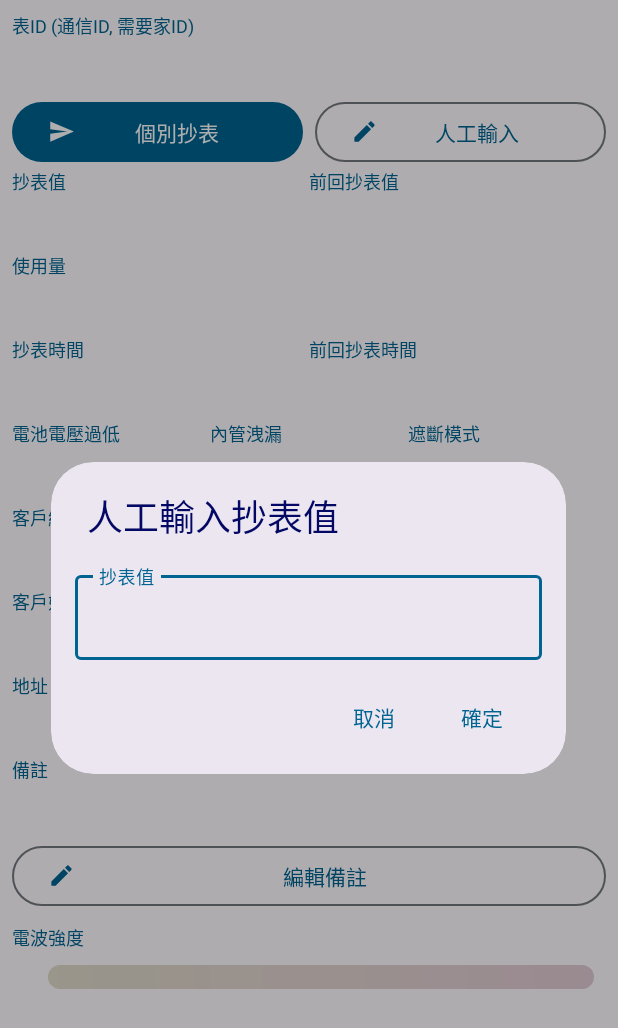
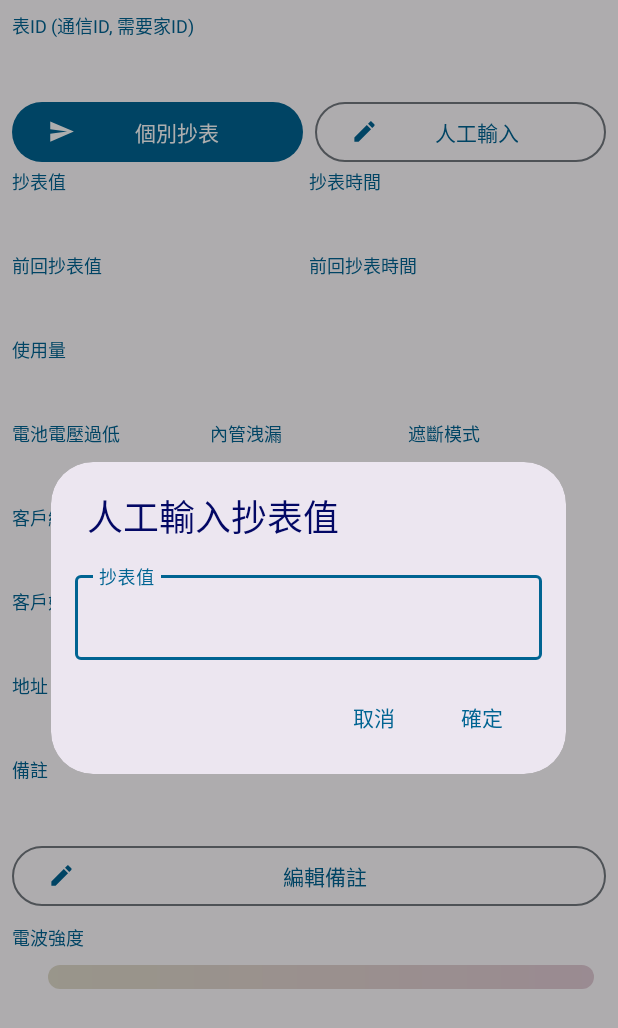
Before and after one commit to wkai2573/wi_android_GasMater, an Android app: the fragment MeterInfoFragment shown on its own in the app's theme, after a tap on "人工輸入", on a phone screen of 412 x 824 dp. Shown: the top 1028 px of the screen. Run offline under Robolectric (Android 15) with nearby library versions, the phone set to English and light mode, and no system bars.

Commit message:
feat: 移除黑暗模式 & 優化Android10支援

```diff
--- a/app/src/main/java/com/wavein/gasmeter/ui/bluetooth/BtDialogFragment.kt
+++ b/app/src/main/java/com/wavein/gasmeter/ui/bluetooth/BtDialogFragment.kt
@@ -190,7 +190,7 @@
 
 			ScanState.Error -> {
 				blVM.scanStateFlow.value = ScanState.Idle
-				Toast.makeText(requireActivity(), "掃描失敗", Toast.LENGTH_SHORT).show()
+				Toast.makeText(requireActivity(), "掃描失敗，請從設定→藍牙→手動配對設備", Toast.LENGTH_SHORT).show()
 			}
 		}
 	}
--- a/app/src/main/java/com/wavein/gasmeter/ui/meterwork/row/MeterInfoFragment.kt
+++ b/app/src/main/java/com/wavein/gasmeter/ui/meterwork/row/MeterInfoFragment.kt
@@ -7,7 +7,6 @@
 import android.view.LayoutInflater
 import android.view.View
 import android.view.ViewGroup
-import android.view.inputmethod.EditorInfo
 import androidx.fragment.app.Fragment
 import androidx.fragment.app.activityViewModels
 import androidx.lifecycle.Lifecycle
@@ -107,7 +106,7 @@
 			val inputLayoutBinding = InputLayoutBinding.inflate(LayoutInflater.from(requireContext()))
 			val inputLayout = inputLayoutBinding.textInput.apply {
 				hint = "抄表值"
-				editText?.inputType = InputType.TYPE_CLASS_NUMBER or InputType.TYPE_NUMBER_VARIATION_NORMAL
+				editText?.inputType = InputType.TYPE_CLASS_NUMBER or InputType.TYPE_NUMBER_FLAG_DECIMAL
 			}
 
 			MaterialAlertDialogBuilder(requireContext())
--- a/app/src/main/java/com/wavein/gasmeter/ui/setting/SettingFragment.kt
+++ b/app/src/main/java/com/wavein/gasmeter/ui/setting/SettingFragment.kt
@@ -393,7 +393,6 @@
 	} else {
 		arrayOf(
 			Manifest.permission.ACCESS_FINE_LOCATION,
-			Manifest.permission.MANAGE_DOCUMENTS
 		)
 	}
 
--- /dev/null
+++ b/app/src/main/res/drawable/ic_refresh_24.xml
@@ -0,0 +1,5 @@
+<vector android:height="24dp" android:tint="#000000"
+    android:viewportHeight="24" android:viewportWidth="24"
+    android:width="24dp" xmlns:android="http://schemas.android.com/apk/res/android">
+    <path android:fillColor="@android:color/white" android:pathData="M17.65,6.35C16.2,4.9 14.21,4 12,4c-4.42,0 -7.99,3.58 -7.99,8s3.57,8 7.99,8c3.73,0 6.84,-2.55 7.73,-6h-2.08c-0.82,2.33 -3.04,4 -5.65,4 -3.31,0 -6,-2.69 -6,-6s2.69,-6 6,-6c1.66,0 3.14,0.69 4.22,1.78L13,11h7V4l-2.35,2.35z"/>
+</vector>
--- a/app/src/main/res/layout/fragment_meter_info.xml
+++ b/app/src/main/res/layout/fragment_meter_info.xml
@@ -54,29 +54,23 @@
         app:title="抄表值" />
 
       <com.wavein.gasmeter.ui.component.Field
-        android:id="@+id/field_lastMeterDegree"
+        android:id="@+id/field_meterReadTime"
         android:layout_width="0dp"
         android:layout_height="wrap_content"
         android:layout_weight="1"
-        app:title="前回抄表值" />
+        app:title="抄表時間" />
     </LinearLayout>
-
-    <com.wavein.gasmeter.ui.component.Field
-      android:id="@+id/field_degreesUsed"
-      android:layout_width="wrap_content"
-      android:layout_height="wrap_content"
-      app:title="使用量" />
 
     <LinearLayout
       android:layout_width="match_parent"
       android:layout_height="wrap_content">
 
       <com.wavein.gasmeter.ui.component.Field
-        android:id="@+id/field_meterReadTime"
+        android:id="@+id/field_lastMeterDegree"
         android:layout_width="0dp"
         android:layout_height="wrap_content"
         android:layout_weight="1"
-        app:title="抄表時間" />
+        app:title="前回抄表值" />
 
       <com.wavein.gasmeter.ui.component.Field
         android:id="@+id/field_lastMeterReadTime"
@@ -86,6 +80,11 @@
         app:title="前回抄表時間" />
     </LinearLayout>
 
+    <com.wavein.gasmeter.ui.component.Field
+      android:id="@+id/field_degreesUsed"
+      android:layout_width="wrap_content"
+      android:layout_height="wrap_content"
+      app:title="使用量" />
 
     <LinearLayout
       android:layout_width="match_parent"
--- a/app/src/main/res/layout/fragment_setting.xml
+++ b/app/src/main/res/layout/fragment_setting.xml
@@ -132,7 +132,7 @@
               android:backgroundTint="?attr/colorErrorContainer"
               android:text="重置抄表值"
               android:textColor="?attr/colorError"
-              app:icon="@drawable/ic_insert_drive_file_24"
+              app:icon="@drawable/ic_refresh_24"
               app:iconTint="?attr/colorError"
               app:iconTintMode="multiply"
               app:strokeColor="?attr/colorError" />
--- a/app/src/main/res/values-night/themes.xml
+++ b/app/src/main/res/values-night/themes.xml
@@ -1,6 +1,7 @@
 <resources xmlns:tools="http://schemas.android.com/tools">
 
-  <style name="Base.Theme.GasMeter" parent="Theme.Material3.DayNight.NoActionBar">
+  <!-- 要自動切換黑暗模式 請將 .Dark 刪掉 -->
+  <style name="Base.Theme.GasMeter.Dark" parent="Theme.Material3.DayNight.NoActionBar">
     <item name="colorPrimary">@color/md_theme_dark_primary</item>
     <item name="colorOnPrimary">@color/md_theme_dark_onPrimary</item>
     <item name="colorPrimaryContainer">@color/md_theme_dark_primaryContainer</item>
```
